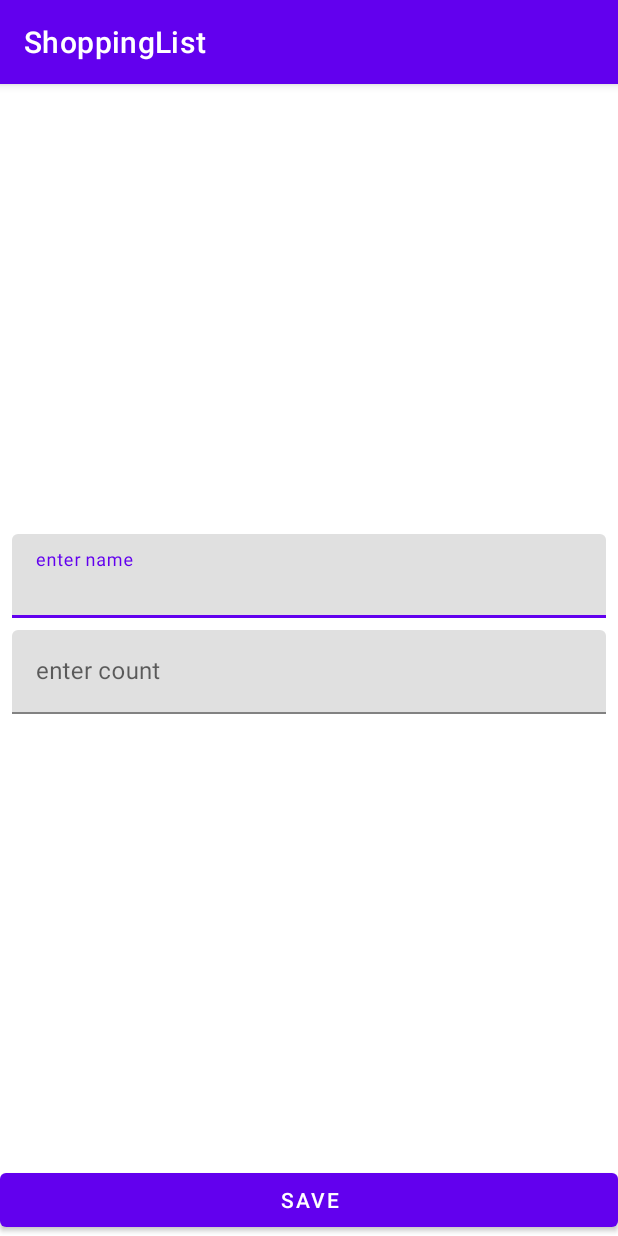
After one commit to IceFroggit/ShoppingList, an Android app: the ShopItemActivity screen opened directly, with no data from a screen before it, on a phone screen of 412 x 824 dp. The commit adds this screen. Run offline under Robolectric (Android 15) with nearby library versions, the phone set to English and light mode, and no system bars.

Commit message:
added ShopItemActivity and ShopItemViewModel with layout

```diff
--- a/app/src/main/AndroidManifest.xml
+++ b/app/src/main/AndroidManifest.xml
@@ -25,6 +25,10 @@
                 android:name="android.app.lib_name"
                 android:value="" />
         </activity>
+        <activity
+            android:name=".presentation.ShopItemActivity"
+            android:windowSoftInputMode="adjustResize">
+        </activity>
     </application>
 
 </manifest>
--- /dev/null
+++ b/app/src/main/java/com/example/shoppinglist/presentation/ShopItemActivity.kt
@@ -0,0 +1,19 @@
+package com.example.shoppinglist.presentation
+
+import android.os.Bundle
+import androidx.appcompat.app.AppCompatActivity
+import androidx.lifecycle.ViewModelProvider
+import com.example.shoppinglist.R
+
+class ShopItemActivity: AppCompatActivity() {
+
+    private lateinit var viewModel: ShopItemViewModel
+
+
+    override fun onCreate(savedInstanceState: Bundle?) {
+        super.onCreate(savedInstanceState)
+        setContentView(R.layout.activity_shop_item)
+        viewModel = ViewModelProvider(this).get(ShopItemViewModel::class.java)
+
+    }
+}
--- /dev/null
+++ b/app/src/main/res/layout/activity_shop_item.xml
@@ -0,0 +1,58 @@
+<?xml version="1.0" encoding="utf-8"?>
+<androidx.constraintlayout.widget.ConstraintLayout xmlns:android="http://schemas.android.com/apk/res/android"
+    xmlns:app="http://schemas.android.com/apk/res-auto"
+    xmlns:tools="http://schemas.android.com/tools"
+    android:layout_width="match_parent"
+    android:layout_height="match_parent"
+    tools:context=".presentation.ShopItemActivity">
+
+    <com.google.android.material.textfield.TextInputLayout
+        android:id="@+id/til_name"
+        android:layout_width="0dp"
+        android:layout_height="wrap_content"
+        android:layout_marginStart="8dp"
+        android:layout_marginEnd="8dp"
+        android:layout_marginBottom="4dp"
+        app:layout_constraintBottom_toTopOf="@id/til_count"
+        app:layout_constraintEnd_toEndOf="parent"
+        app:layout_constraintStart_toStartOf="parent"
+        app:layout_constraintTop_toTopOf="parent"
+        app:layout_constraintVertical_chainStyle="packed">
+
+        <com.google.android.material.textfield.TextInputEditText
+            android:id="@+id/et_name"
+            android:layout_width="match_parent"
+            android:layout_height="wrap_content"
+            android:hint="@string/name_hint"
+            android:inputType="textCapWords" />
+    </com.google.android.material.textfield.TextInputLayout>
+
+    <com.google.android.material.textfield.TextInputLayout
+        android:id="@+id/til_count"
+        android:layout_width="0dp"
+        android:layout_height="wrap_content"
+        android:layout_marginStart="8dp"
+        android:layout_marginTop="4dp"
+        android:layout_marginEnd="8dp"
+        app:layout_constraintBottom_toTopOf="@+id/save_button"
+        app:layout_constraintEnd_toEndOf="parent"
+        app:layout_constraintStart_toStartOf="parent"
+        app:layout_constraintTop_toBottomOf="@+id/til_name">
+
+        <com.google.android.material.textfield.TextInputEditText
+            android:id="@+id/et_count"
+            android:layout_width="match_parent"
+            android:layout_height="wrap_content"
+            android:hint="@string/count_hint"
+            android:inputType="number" />
+    </com.google.android.material.textfield.TextInputLayout>
+
+    <Button
+        android:id="@+id/save_button"
+        android:layout_width="0dp"
+        android:layout_height="wrap_content"
+        android:text="@string/save_btn"
+        app:layout_constraintBottom_toBottomOf="parent"
+        app:layout_constraintEnd_toEndOf="parent"
+        app:layout_constraintStart_toStartOf="parent" />
+</androidx.constraintlayout.widget.ConstraintLayout>
--- a/app/src/main/res/values/strings.xml
+++ b/app/src/main/res/values/strings.xml
@@ -1,4 +1,7 @@
 <resources>
     <string name="app_name">ShoppingList</string>
     <string name="add_shop_item_content_description">Add new shop item</string>
+    <string name="name_hint">enter name</string>
+    <string name="count_hint">enter count</string>
+    <string name="save_btn">save</string>
 </resources>
```
Also changed, not shown: app/src/main/java/com/example/shoppinglist/presentation/ShopItemViewModel.kt (added, +66 -0 lines).
